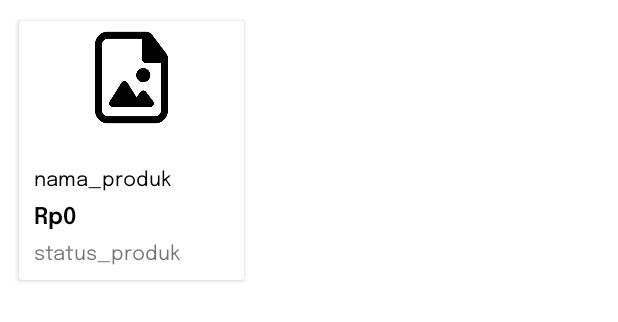
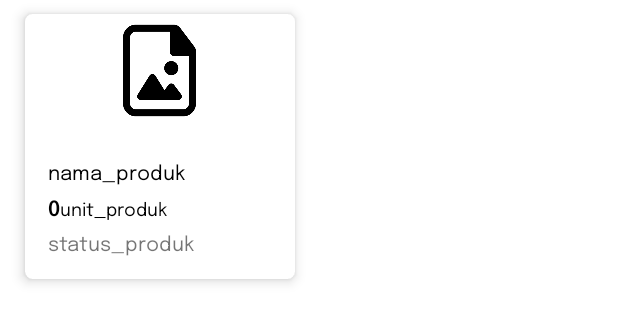
Before and after one commit to StanceFreak/MedsShoppingCart, an Android app: the layout rv_home.xml on its own in the app's theme, with its tools: preview values and no code run, on a phone screen of 412 x 824 dp. Shown: the top 322 px of the screen. Run offline under Robolectric (Android 15) with nearby library versions, the phone set to English and light mode, and no system bars.

Commit message:
Adjustment on the rv layout and add some string

```diff
--- a/app/src/main/res/layout/rv_home.xml
+++ b/app/src/main/res/layout/rv_home.xml
@@ -1,17 +1,21 @@
 <?xml version="1.0" encoding="utf-8"?>
 <androidx.cardview.widget.CardView
+    android:id="@+id/container"
     xmlns:android="http://schemas.android.com/apk/res/android"
     xmlns:app="http://schemas.android.com/apk/res-auto"
     android:orientation="vertical"
     android:layout_width="wrap_content"
     android:layout_height="wrap_content"
     app:cardUseCompatPadding="true"
-    android:layout_margin="10dp"
-    android:elevation="20dp">
+    android:layout_marginLeft="10dp"
+    android:layout_marginRight="10dp"
+    app:cardCornerRadius="5dp"
+    app:cardElevation="5dp">
 
         <LinearLayout
-            android:layout_width="150dp"
+            android:layout_width="180dp"
             android:layout_height="wrap_content"
+            android:layout_gravity="center"
             android:orientation="vertical">
 
             <ImageView
@@ -25,45 +29,48 @@
                 android:layout_width="match_parent"
                 android:layout_height="wrap_content"
                 android:orientation="vertical"
-                android:padding="10dp">
+                android:padding="15dp">
 
                 <TextView
                     android:id="@+id/product_name"
                     android:layout_width="wrap_content"
                     android:layout_height="wrap_content"
-                    android:layout_marginTop="10dp"
+                    android:layout_marginTop="5dp"
                     android:text="@string/product_name"
                     android:textColor="@color/black"
                     android:textSize="13sp"
                     android:maxLines="2"
+                    android:lineSpacingExtra="1.5sp"
                     android:fontFamily="@font/epilogue_regular_400"/>
 
                 <LinearLayout
                     android:layout_width="match_parent"
                     android:layout_height="wrap_content"
+                    android:layout_marginTop="5dp"
                     android:orientation="horizontal">
 
                     <TextView
+                        android:id="@+id/product_price"
                         android:layout_width="wrap_content"
                         android:layout_height="wrap_content"
-                        android:layout_marginTop="5dp"
-                        android:text="@string/price_currency"
-                        android:textSize="15sp"
+                        android:text="@string/product_price"
+                        android:textSize="14sp"
                         android:textColor="@color/black"
                         android:fontFamily="@font/epilogue_semibold_600"/>
 
                     <TextView
+                        android:id="@+id/product_sell_unit"
                         android:layout_width="wrap_content"
                         android:layout_height="wrap_content"
-                        android:layout_marginTop="5dp"
-                        android:text="@string/product_price"
-                        android:textSize="15sp"
+                        android:text="@string/product_selling_unit"
+                        android:textSize="12sp"
                         android:textColor="@color/black"
-                        android:fontFamily="@font/epilogue_semibold_600"/>
+                        android:fontFamily="@font/epilogue_regular_400"/>
 
                 </LinearLayout>
 
                 <TextView
+                    android:id="@+id/product_status"
                     android:layout_width="wrap_content"
                     android:layout_height="wrap_content"
                     android:layout_marginTop="5dp"
--- a/app/src/main/res/values/strings.xml
+++ b/app/src/main/res/values/strings.xml
@@ -3,5 +3,5 @@
     <string name="product_name">nama_produk</string>
     <string name="product_status">status_produk</string>
     <string name="product_price">0</string>
-    <string name="price_currency">Rp </string>
+    <string name="product_selling_unit">unit_produk</string>
 </resources>
```
